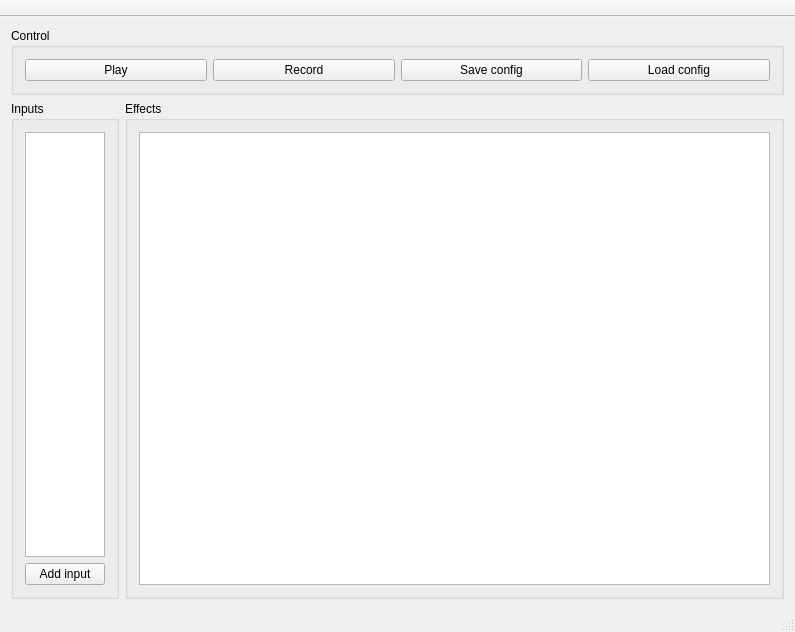
First picture: the form in courses/prog_base_3/project/qSynth/mainwindow.ui, repository k-gregory/OP_repo, before the edit.
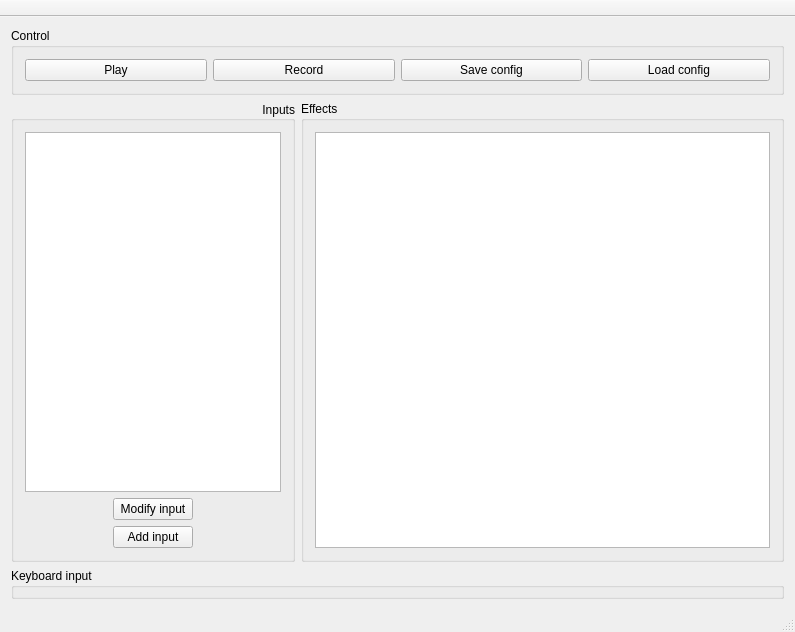
Second picture: the form after the edit.

Commit message: UI, SimpleGenerator, KeyboardReaderWidget

The edit to the form file:
```diff
--- a/courses/prog_base_3/project/qSynth/mainwindow.ui
+++ b/courses/prog_base_3/project/qSynth/mainwindow.ui
@@ -28,6 +28,9 @@
         <property name="title">
          <string>Inputs</string>
         </property>
+        <property name="alignment">
+         <set>Qt::AlignRight|Qt::AlignTrailing|Qt::AlignVCenter</set>
+        </property>
         <layout class="QVBoxLayout" name="verticalLayout_2">
          <item>
           <widget class="QListView" name="inputsList">
@@ -39,10 +42,23 @@
            </property>
           </widget>
          </item>
-         <item>
-          <widget class="QPushButton" name="inputAddIcon">
+         <item alignment="Qt::AlignHCenter">
+          <widget class="QPushButton" name="inputModifyBtn">
            <property name="sizePolicy">
-            <sizepolicy hsizetype="Maximum" vsizetype="Fixed">
+            <sizepolicy hsizetype="Maximum" vsizetype="Maximum">
+             <horstretch>0</horstretch>
+             <verstretch>0</verstretch>
+            </sizepolicy>
+           </property>
+           <property name="text">
+            <string>Modify input</string>
+           </property>
+          </widget>
+         </item>
+         <item alignment="Qt::AlignHCenter">
+          <widget class="QPushButton" name="inputAddBtn">
+           <property name="sizePolicy">
+            <sizepolicy hsizetype="Maximum" vsizetype="Maximum">
              <horstretch>0</horstretch>
              <verstretch>0</verstretch>
             </sizepolicy>
@@ -119,6 +135,16 @@
         </layout>
        </widget>
       </item>
+      <item row="2" column="1" colspan="2">
+       <widget class="QGroupBox" name="keyboardInputGB">
+        <property name="title">
+         <string>Keyboard input</string>
+        </property>
+        <property name="flat">
+         <bool>false</bool>
+        </property>
+       </widget>
+      </item>
      </layout>
     </item>
    </layout>
```
Left out of the diff: 8 changed lines with no effect on the pictures. The commit also changes 10 other files.
